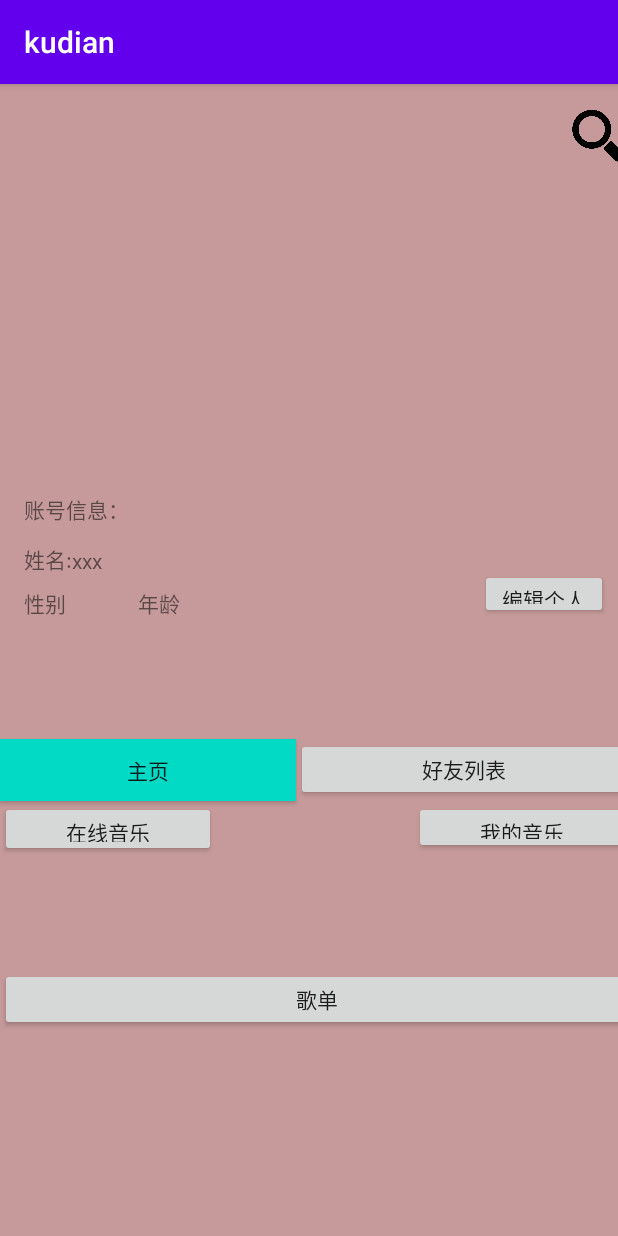
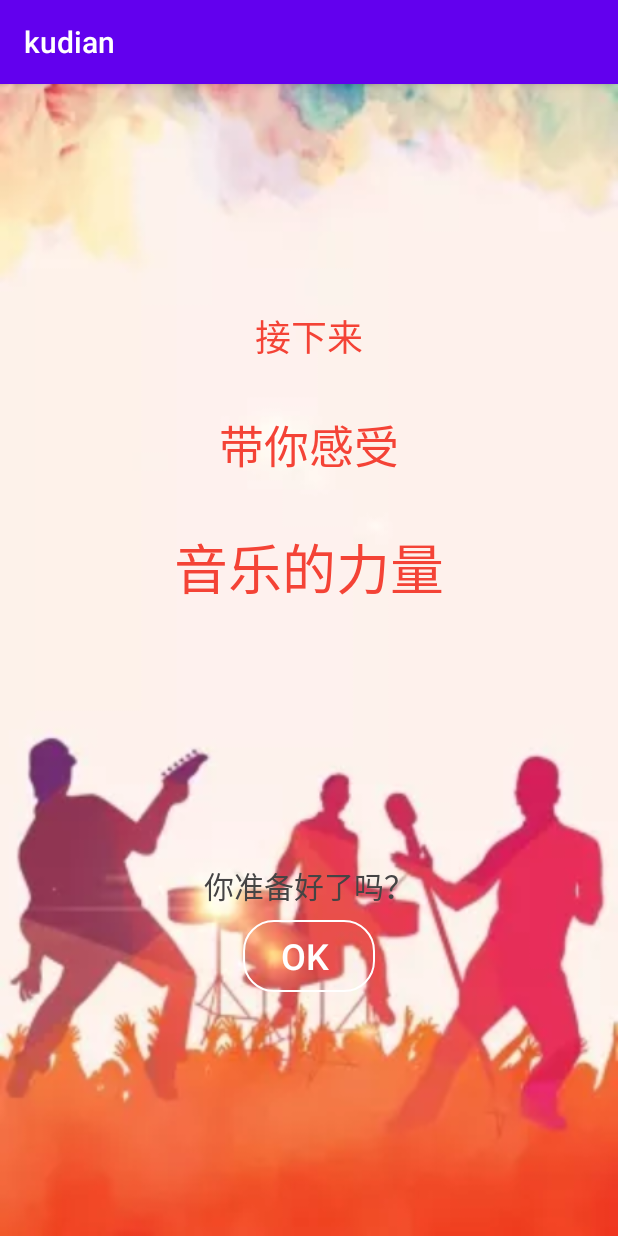
Before and after one commit to intozph0824/kudian, an Android app: the screen it shows after launch (Homepage before the commit, WelcomeActivity after it), on a phone screen of 412 x 824 dp. Run offline under Robolectric (Android 15) with nearby library versions, the phone set to English and light mode, and no system bars.

Commit message:
欢迎，登录，注册界面

```diff
--- /dev/null
+++ b/app/src/main/java/com/example/kudian/WelcomeActivity.java
@@ -0,0 +1,31 @@
+package com.example.kudian;
+
+import androidx.appcompat.app.AppCompatActivity;
+
+import android.content.Intent;
+import android.os.Bundle;
+import android.view.View;
+import android.widget.Button;
+
+public class WelcomeActivity extends AppCompatActivity {
+//定义对象
+    Button btn_wel_ok;
+
+    @Override
+    protected void onCreate(Bundle savedInstanceState) {
+        super.onCreate(savedInstanceState);
+        setContentView(R.layout.activity_welcome);
+        //绑定控件
+        btn_wel_ok=findViewById(R.id.btn_wel_ok);
+
+        //按钮单击事件
+        btn_wel_ok.setOnClickListener(new View.OnClickListener(){
+            @Override
+            public void onClick(View v){
+                Intent intent=new Intent(WelcomeActivity.this,LoginActivity.class);
+                startActivity(intent);
+                finish();
+            }
+        });
+    }
+}
--- /dev/null
+++ b/app/src/main/res/drawable/btn_style_one.xml
@@ -0,0 +1,6 @@
+<?xml version="1.0" encoding="utf-8"?>
+<shape xmlns:android="http://schemas.android.com/apk/res/android">
+    <stroke android:color="#ffffff" android:width="1dp"/>
+    <corners android:radius="20dp"/>
+
+</shape>
--- /dev/null
+++ b/app/src/main/res/layout/activity_welcome.xml
@@ -0,0 +1,71 @@
+<?xml version="1.0" encoding="utf-8"?>
+<androidx.constraintlayout.widget.ConstraintLayout xmlns:android="http://schemas.android.com/apk/res/android"
+    xmlns:app="http://schemas.android.com/apk/res-auto"
+    xmlns:tools="http://schemas.android.com/tools"
+    android:layout_width="match_parent"
+    android:layout_height="match_parent"
+    android:background="@drawable/welcomebg"
+    tools:context=".WelcomeActivity">
+
+    <TextView
+        android:id="@+id/textView"
+        android:layout_width="wrap_content"
+        android:layout_height="wrap_content"
+        android:layout_marginTop="150dp"
+        android:text="接下来"
+        android:textColor="#F44336"
+        android:textSize="24sp"
+        app:layout_constraintEnd_toEndOf="parent"
+        app:layout_constraintStart_toStartOf="parent"
+        app:layout_constraintTop_toTopOf="parent" />
+
+    <TextView
+        android:id="@+id/textView2"
+        android:layout_width="wrap_content"
+        android:layout_height="wrap_content"
+        android:layout_marginTop="32dp"
+        android:text="带你感受"
+        android:textColor="#F44336"
+        android:textSize="30sp"
+        app:layout_constraintEnd_toEndOf="parent"
+        app:layout_constraintStart_toStartOf="parent"
+        app:layout_constraintTop_toBottomOf="@+id/textView" />
+
+    <TextView
+        android:id="@+id/textView3"
+        android:layout_width="wrap_content"
+        android:layout_height="wrap_content"
+        android:layout_marginTop="32dp"
+        android:text="音乐的力量"
+        android:textColor="#F44336"
+        android:textSize="36sp"
+        app:layout_constraintEnd_toEndOf="parent"
+        app:layout_constraintStart_toStartOf="parent"
+        app:layout_constraintTop_toBottomOf="@+id/textView2" />
+
+    <TextView
+        android:id="@+id/textView5"
+        android:layout_width="wrap_content"
+        android:layout_height="wrap_content"
+        android:layout_marginTop="170dp"
+        android:text="你准备好了吗？"
+        android:textColor="#454444"
+        android:textSize="20sp"
+        app:layout_constraintEnd_toEndOf="parent"
+        app:layout_constraintStart_toStartOf="parent"
+        app:layout_constraintTop_toBottomOf="@+id/textView3" />
+
+    <Button
+        android:id="@+id/btn_wel_ok"
+        android:layout_width="wrap_content"
+        android:layout_height="wrap_content"
+        android:layout_marginTop="8dp"
+        android:text="OK "
+        android:textAllCaps="true"
+        android:textColor="#FFFFFF"
+        android:textSize="24sp"
+        app:layout_constraintEnd_toEndOf="parent"
+        app:layout_constraintStart_toStartOf="parent"
+        app:layout_constraintTop_toBottomOf="@+id/textView5"
+        android:background="@drawable/btn_style_one"/>
+</androidx.constraintlayout.widget.ConstraintLayout>
--- a/build.gradle
+++ b/build.gradle
@@ -8,7 +8,7 @@ buildscript {
 
     }
     dependencies {
-        classpath 'com.android.tools.build:gradle:3.6.2'
+        classpath 'com.android.tools.build:gradle:4.0.0'
 
 
         // NOTE: Do not place your application dependencies here; they belong
```
Also changed, not shown: app/src/main/AndroidManifest.xml (+9 -1 lines), app/src/main/java/com/example/kudian/Homepage.java (+20 -20 lines), app/src/main/java/com/example/kudian/LoginActivity.java (added, +94 -0 lines), app/src/main/java/com/example/kudian/RegisterActivity.java (added, +80 -0 lines), app/src/main/java/com/example/kudian/db/MyDbHelper.java (added, +29 -0 lines), app/src/main/res/drawable/btn_style_three.xml (added, +11 -0 lines), app/src/main/res/drawable/btn_style_tow.xml (added, +11 -0 lines), app/src/main/res/layout/activity_login.xml (added, +108 -0 lines), app/src/main/res/layout/activity_register.xml (added, +156 -0 lines), app/src/main/res/drawable/bground.png (added), app/src/main/res/drawable/touxiang.jpg (added), app/src/main/res/drawable/welcomebg.jpg (added), gradle/wrapper/gradle-wrapper.properties.
